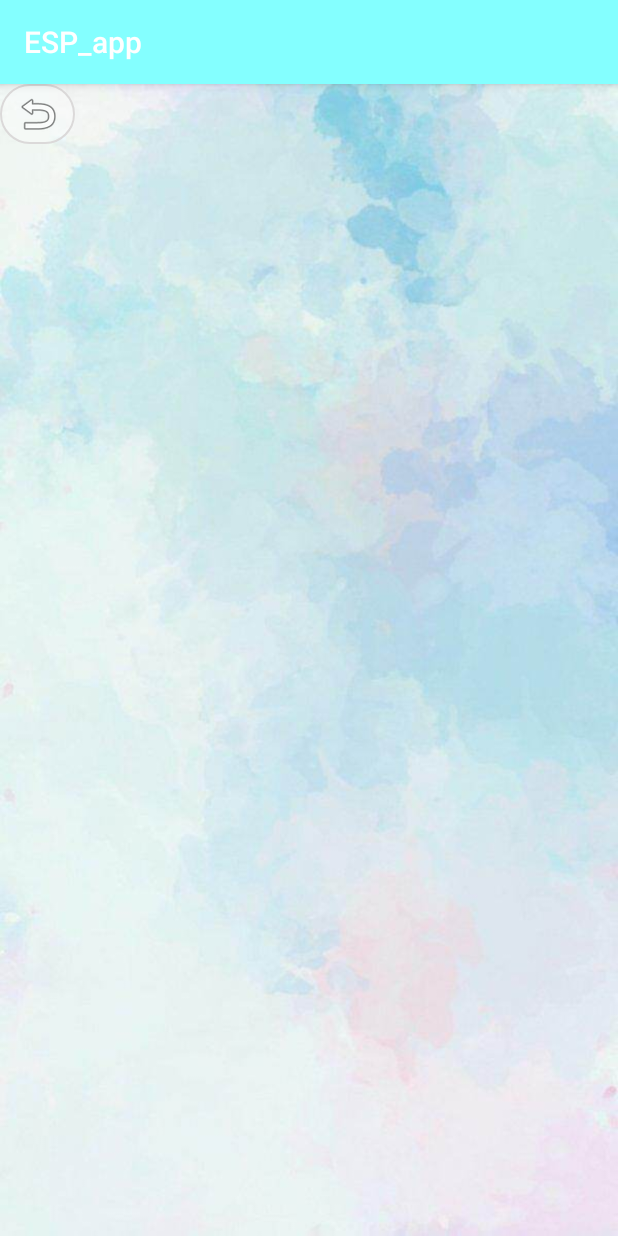
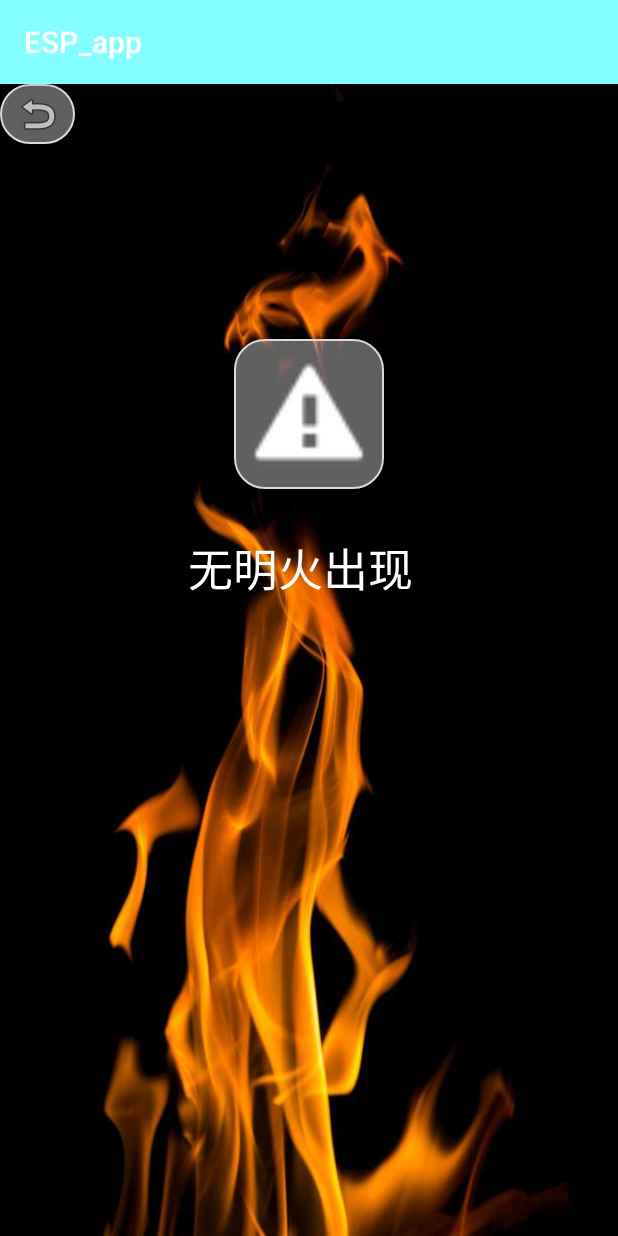
Before and after one commit to TJUamoeba/CDP2, an Android app: the FireActivity screen opened directly, with no data from a screen before it, on a phone screen of 412 x 824 dp. Run offline under Robolectric (Android 15) with nearby library versions, the phone set to English and light mode, and no system bars; 1 statement that could not run was skipped.

Commit message:
APP火警检测界面完成

```diff
--- a/app/src/main/AndroidManifest.xml
+++ b/app/src/main/AndroidManifest.xml
@@ -3,6 +3,8 @@
     package="com.example.esp_app">
     <uses-permission android:name="android.permission.INTERNET" />
     <uses-permission android:name="android.permission.ACCESS_WIFI_STATE"/>
+    <uses-permission android:name="android.permission.CAMERA" />
+    <uses-permission android:name="android.permission.FLASHLIGHT" />
     <application
         android:allowBackup="true"
         android:icon="@mipmap/ic_launcher"
@@ -10,7 +12,8 @@
         android:roundIcon="@mipmap/ic_launcher_round"
         android:supportsRtl="true"
         android:theme="@style/AppTheme">
-        <activity android:name=".FireActivity"></activity>
+        <activity android:name=".FireActivity"
+            ></activity>
         <activity android:name=".HazeActiviy"
             android:launchMode="singleTask"></activity>
         <activity android:name=".HumitureActivity"
--- a/app/src/main/java/com/example/esp_app/FireActivity.java
+++ b/app/src/main/java/com/example/esp_app/FireActivity.java
@@ -1,20 +1,33 @@
 package com.example.esp_app;
 
 import android.content.Intent;
+import android.graphics.Color;
+import android.media.MediaPlayer;
 import android.os.Bundle;
 import android.view.View;
 import android.widget.Button;
 import android.widget.ImageButton;
+import android.widget.ImageView;
+import android.widget.TextView;
 
 import androidx.appcompat.app.AppCompatActivity;
+
+import java.io.IOException;
 
 public class FireActivity extends AppCompatActivity {
 
     private ImageButton but;
+    private int iffire=0;
+    private TextView firetxt;
+    private ImageView fireview;
+    private MediaPlayer player;
+
     @Override
     protected void onCreate(Bundle savedInstanceState) {
         super.onCreate(savedInstanceState);
         setContentView(R.layout.activity_fire_war);
+        firetxt=(TextView)findViewById(R.id.fire_txt);
+        fireview=(ImageView)findViewById(R.id.fire_view);
         but=(ImageButton)findViewById(R.id.image_fire);
         but.setOnClickListener(new View.OnClickListener() {
             @Override
@@ -23,5 +36,27 @@ public class FireActivity extends AppCompatActivity {
                 startActivity(intent);
             }
         });
+
+        Intent intent=getIntent();
+        Bundle bundle=intent.getExtras();
+        iffire=bundle.getInt("ifFire");
+        if(iffire==1){
+            firetxt.setText("请注意，有明火出现！");
+            firetxt.setTextSize(25);
+            firetxt.setTextColor(Color.RED);
+            fireview.setBackgroundDrawable(getResources().getDrawable(R.drawable.firebut));
+            player = MediaPlayer.create(this, R.raw.firemusic);
+            try {
+                player.prepare();// 同步
+            } catch (IllegalStateException e) {
+                // TODO Auto-generated catch block
+                e.printStackTrace();
+            } catch (IOException e) {
+                // TODO Auto-generated catch block
+                e.printStackTrace();
+            }
+            // //播放
+            player.start();
+        }
     }
 }
--- /dev/null
+++ b/app/src/main/res/drawable/firebut.xml
@@ -0,0 +1,21 @@
+<?xml version="1.0" encoding="utf-8"?>
+<shape xmlns:android="http://schemas.android.com/apk/res/android">
+
+    <!-- 背景颜色 -->
+    <solid android:color="@color/colorFire" />
+
+    <!-- 边框的宽度和颜色颜色 -->
+    <stroke android:width="1dip" android:color="#DBD9D9" />
+
+    <!-- android:radius 弧形的半径 -->
+    <corners android:radius="20dp"/>
+
+    <!-- padding：Button里面的文字与Button边界的间隔 -->
+    <padding
+        android:left="10dp"
+        android:top="10dp"
+        android:right="10dp"
+        android:bottom="10dp"
+        />
+    />
+</shape>
--- a/app/src/main/res/layout/activity_fire_war.xml
+++ b/app/src/main/res/layout/activity_fire_war.xml
@@ -4,7 +4,7 @@
     android:orientation="vertical"
     android:layout_width="match_parent"
     android:layout_height="match_parent"
-    android:background="@drawable/background">
+    android:background="@drawable/fire">
 
     <ImageButton
         android:id="@+id/image_fire"
@@ -12,4 +12,28 @@
         android:layout_height="40dp"
         android:background="@drawable/but"
         app:srcCompat="@android:drawable/ic_menu_revert" />
+
+    <ImageView
+        android:id="@+id/fire_view"
+        android:layout_width="100dp"
+        android:layout_height="100dp"
+        android:layout_gravity="center"
+        android:layout_marginTop="130dp"
+        android:background="@drawable/but"
+        app:srcCompat="@android:drawable/stat_notify_error" />
+    <TextView
+        android:id="@+id/fire_txt"
+        android:layout_width="300dp"
+        android:layout_height="40dp"
+        android:layout_marginTop="30dp"
+        android:layout_marginLeft="50dp"
+        android:textColor="@android:color/background_light"
+        android:lines="1"
+        android:singleLine="true"
+        android:text="无明火出现"
+        android:textSize="30dp"
+        android:typeface="serif"
+        android:gravity="center"
+        >
+    </TextView>
 </LinearLayout>
--- a/app/src/main/res/values/colors.xml
+++ b/app/src/main/res/values/colors.xml
@@ -3,6 +3,7 @@
     <color name="colorPrimary">#FF84FFFF</color>
     <color name="colorPrimaryDark">#00574B</color>
     <color name="colorAccent">#61FBFCFC</color>
+    <color name="colorFire">#F7F70303</color>
     <color name="bac" tools:ignore="ReferenceType">@drawable/background</color>
 
 </resources>
```
Also changed, not shown: app/src/main/res/drawable/fire.jpg (added), 1 other file.
